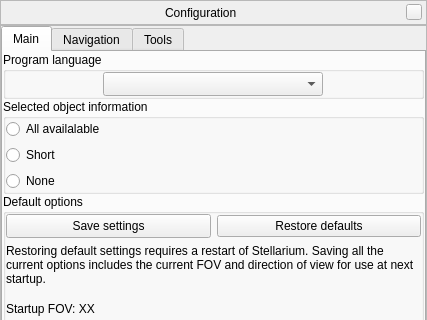
Before: the Qt Designer form src/gui/configurationDialog.ui in 519984307/stellarium_src, drawn with Qt 5; both pictures show x 0 to 427 and y 0 to 320 of the 427 by 532 pixel window.
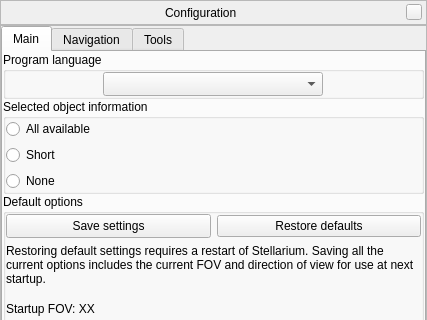
After: the same form once the commit is applied. The open tabs and pages were chosen to show the change. Icons and pictures are not drawn. Custom widgets are drawn as their Qt base class.

Diff of the .ui file:
```diff
--- a/src/gui/configurationDialog.ui
+++ b/src/gui/configurationDialog.ui
@@ -247,7 +247,7 @@
                 <string>Display all of the information which is available</string>
                </property>
                <property name="text" >
-                <string>All availalable</string>
+                <string>All available</string>
                </property>
               </widget>
              </item>
```
